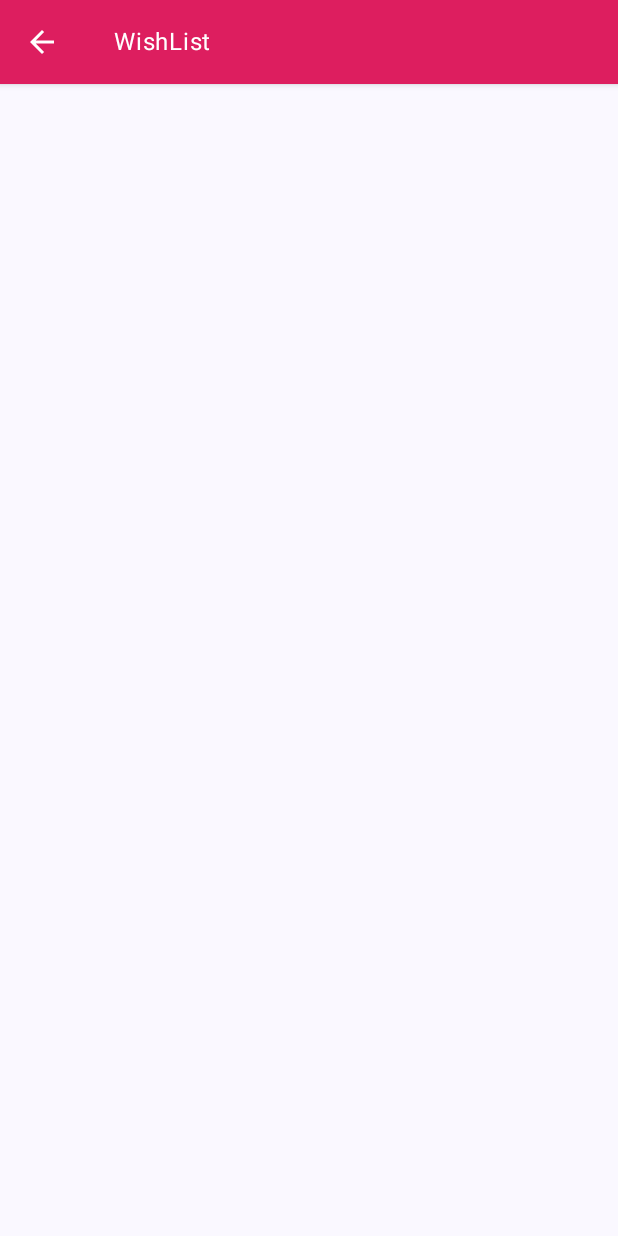
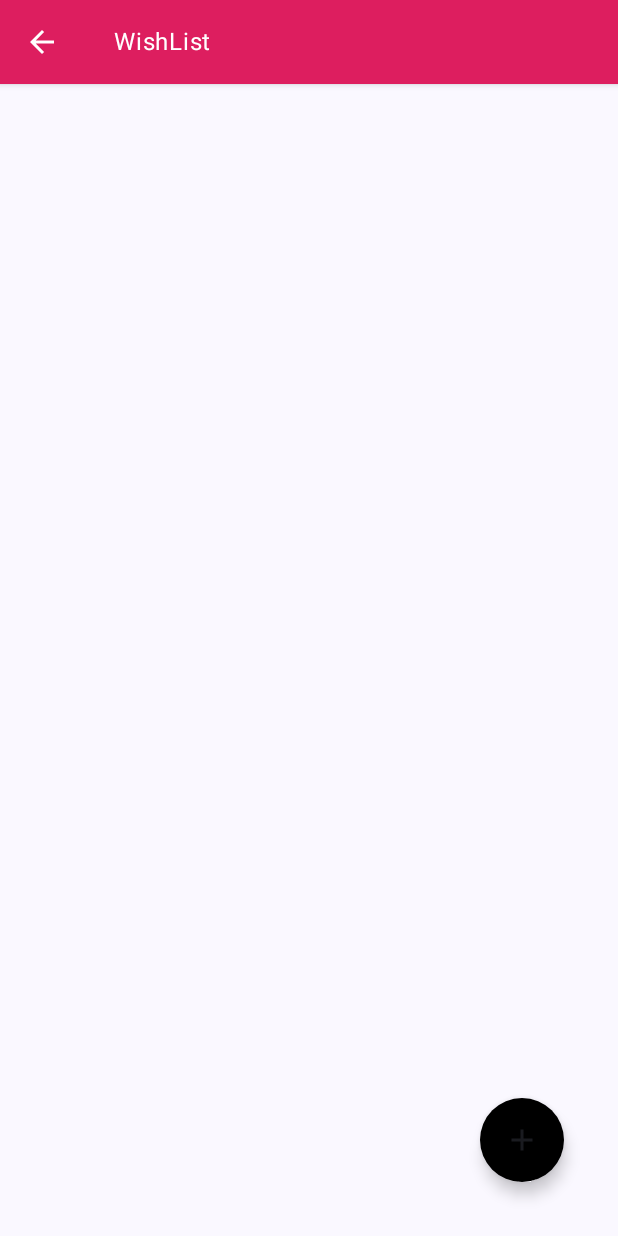
Before and after one commit to martinbebey/wisht_list_app, an Android app built with Jetpack Compose: the screen it shows after launch (MainActivity), on a phone screen of 412 x 824 dp. Run offline under Robolectric (Android 15) with nearby library versions, the phone set to English and light mode, and no system bars.

Commit message:
added fab

```diff
--- a/app/src/main/java/com/developer/wishlistapp/HomeView.kt
+++ b/app/src/main/java/com/developer/wishlistapp/HomeView.kt
@@ -1,13 +1,20 @@
 package com.developer.wishlistapp
 
+import android.graphics.drawable.Icon
 import android.widget.Toast
 import androidx.compose.foundation.layout.fillMaxSize
 import androidx.compose.foundation.layout.padding
 import androidx.compose.foundation.lazy.LazyColumn
+import androidx.compose.material.FloatingActionButton
+import androidx.compose.material.icons.Icons
+import androidx.compose.material.icons.filled.Add
+import androidx.compose.material3.Icon
 import androidx.compose.material3.Scaffold
 import androidx.compose.runtime.Composable
 import androidx.compose.ui.Modifier
+import androidx.compose.ui.graphics.Color
 import androidx.compose.ui.platform.LocalContext
+import androidx.compose.ui.unit.dp
 
 @Composable
 fun HomeView(){
@@ -16,10 +23,24 @@ fun HomeView(){
     Scaffold(
         topBar = { AppBarView(title = "WishList", {
             Toast.makeText(context, "Back button clicked", Toast.LENGTH_LONG).show()
-        })}
+        })},
+        floatingActionButton = {
+            FloatingActionButton(
+                modifier = Modifier.padding(all = 20.dp),
+                contentColor = Color.White,
+                backgroundColor = Color.Black,
+                onClick = {
+                    Toast.makeText(context, "FAB button clicked", Toast.LENGTH_LONG).show()
+                }
+            ){
+                Icon(imageVector = Icons.Default.Add, contentDescription = null)
+            }
+        }
     ) {
         LazyColumn(
-            modifier = Modifier.fillMaxSize().padding(it)
+            modifier = Modifier
+                .fillMaxSize()
+                .padding(it)
         ) {
 
         }
```
